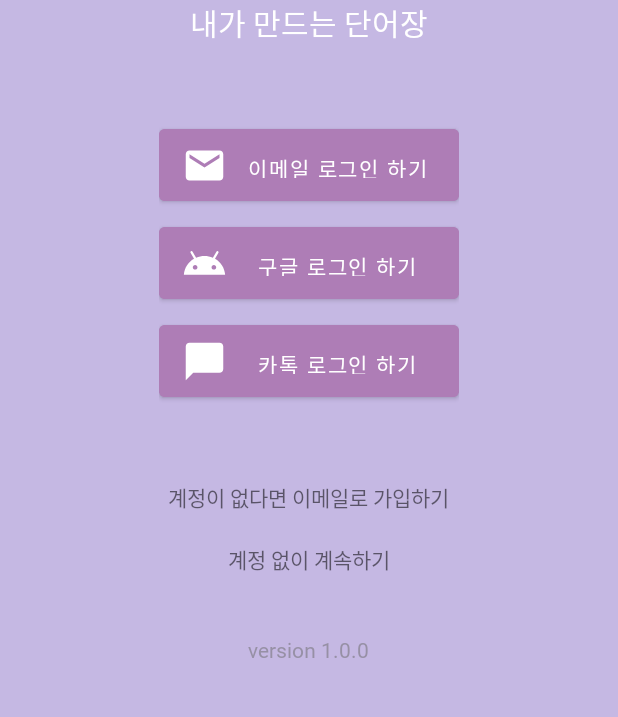
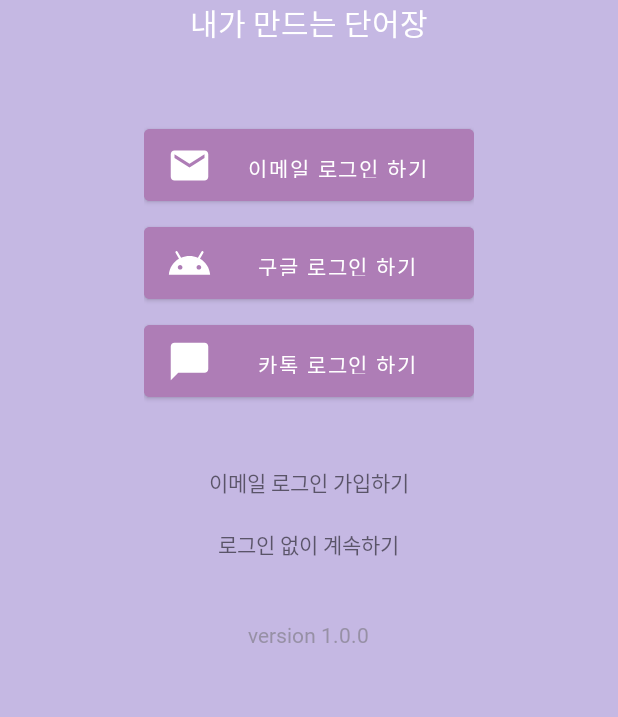
Before and after one commit to wndudwkd003/StarVoca, an Android app: the screen it shows after launch (LoginActivity), on a phone screen of 412 x 824 dp, the part 181-898 px from its top. Run offline under Robolectric (Android 15) with nearby library versions, the phone set to English and light mode, and no system bars.

Commit message:
ui update

```diff
--- a/app/src/main/java/com/zynar/starvoca/login/LoginActivity.java
+++ b/app/src/main/java/com/zynar/starvoca/login/LoginActivity.java
@@ -2,6 +2,7 @@ package com.zynar.starvoca.login;
 
 import androidx.appcompat.app.AppCompatActivity;
 
+import android.annotation.SuppressLint;
 import android.app.Activity;
 import android.content.Intent;
 import android.os.Bundle;
@@ -9,24 +10,24 @@ import android.view.View;
 import android.widget.Button;
 import android.widget.TextView;
 
+import com.zynar.starvoca.MainActivity;
 import com.zynar.starvoca.R;
 import com.zynar.starvoca.databinding.ActivityLoginBinding;
 
 public class LoginActivity extends AppCompatActivity {
 
-    private ActivityLoginBinding mBinding;
+    @SuppressLint("StaticFieldLeak")
     public static Activity loginActivity;
 
     @Override
     protected void onCreate(Bundle savedInstanceState) {
         super.onCreate(savedInstanceState);
         //setContentView(R.layout.activity_login);
-
-        mBinding = ActivityLoginBinding.inflate(getLayoutInflater());
+        ActivityLoginBinding mBinding = ActivityLoginBinding.inflate(getLayoutInflater());
         View view = mBinding.getRoot();
         setContentView(view);
 
-        loginActivity = (LoginActivity) LoginActivity.this;
+        loginActivity = LoginActivity.this;
 
         mBinding.btnLoginEmail.setOnClickListener(v -> {
             Intent intent = new Intent(LoginActivity.this, LoginEmailActivity.class);
@@ -38,5 +39,11 @@ public class LoginActivity extends AppCompatActivity {
             startActivity(intent);
         });
 
+        mBinding.tvNoLogin.setOnClickListener(v ->{
+            Intent intent = new Intent(LoginActivity.this, MainActivity.class);
+            startActivity(intent);
+            finish();
+        });
+
     }
 }
--- a/app/src/main/res/layout/activity_login.xml
+++ b/app/src/main/res/layout/activity_login.xml
@@ -11,7 +11,7 @@
         android:id="@+id/tv_title"
         android:layout_width="wrap_content"
         android:layout_height="wrap_content"
-        android:text="Star Voca"
+        android:text="@string/app_name_eng"
         android:gravity="center"
         app:layout_constraintTop_toTopOf="parent"
         app:layout_constraintStart_toStartOf="parent"
@@ -32,7 +32,8 @@
         app:layout_constraintStart_toStartOf="parent"
         app:layout_constraintEnd_toEndOf="parent"
         android:textSize="20sp"
-        android:textColor="@color/white"/>
+        android:textColor="@color/white"
+        tools:ignore="HardcodedText" />
 
     <LinearLayout
         android:gravity="center"
@@ -52,9 +53,9 @@
             android:backgroundTint="#AE7DB6"
             android:textColor="@color/white"
             android:padding="15dp"
-            android:layout_width="200dp"
+            android:layout_width="220dp"
             android:layout_height="wrap_content"
-            android:text="이메일 로그인 하기"
+            android:text="@string/login_email"
             android:elevation="10dp"
             app:drawableLeftCompat="@drawable/ic_baseline_email_24" />
 
@@ -67,9 +68,9 @@
             android:backgroundTint="#AE7DB6"
             android:textColor="@color/white"
             android:padding="15dp"
-            android:layout_width="200dp"
+            android:layout_width="220dp"
             android:layout_height="wrap_content"
-            android:text="구글 로그인 하기"
+            android:text="@string/login_google"
             android:elevation="10dp"
             app:drawableLeftCompat="@drawable/ic_baseline_android_24" />
 
@@ -82,9 +83,9 @@
             android:backgroundTint="#AE7DB6"
             android:textColor="@color/white"
             android:padding="15dp"
-            android:layout_width="200dp"
+            android:layout_width="220dp"
             android:layout_height="wrap_content"
-            android:text="카톡 로그인 하기"
+            android:text="@string/login_katalk"
             android:elevation="10dp"
             app:drawableLeftCompat="@drawable/ic_baseline_chat_bubble_24" />
 
@@ -94,17 +95,19 @@
             android:layout_gravity="center"
             android:layout_width="wrap_content"
             android:layout_height="wrap_content"
-            android:layout_marginTop="50dp"
+            android:layout_marginTop="40dp"
             android:fontFamily="@font/monoplex_medium"
-            android:text="계정이 없다면 이메일로 가입하기"/>
+            android:text="@string/regis_email"/>
+
         <TextView
+            android:id="@+id/tv_no_login"
             android:gravity="center"
             android:layout_gravity="center"
             android:layout_width="wrap_content"
             android:layout_height="wrap_content"
             android:layout_marginTop="20dp"
             android:fontFamily="@font/monoplex_medium"
-            android:text="계정 없이 계속하기"/>
+            android:text="@string/not_login"/>
 
         <TextView
             android:textColor="#836C6C6C"
@@ -114,7 +117,7 @@
             android:layout_height="wrap_content"
             android:layout_marginTop="40dp"
             android:fontFamily="@font/monoplex_medium"
-            android:text="version 1.0.0"/>
+            android:text="@string/ver"/>
 
 
     </LinearLayout>
--- a/app/src/main/res/layout/fragment_info.xml
+++ b/app/src/main/res/layout/fragment_info.xml
@@ -78,7 +78,7 @@
             android:background="#E4E4E4"/>
 
         <ListView
-            android:layout_marginTop="10dp"
+            android:layout_marginTop="5dp"
             android:listSelector="#00000000"
             android:divider="#00FFFFFF"
             android:dividerHeight="0dp"
--- a/app/src/main/res/layout/fragment_voca_main.xml
+++ b/app/src/main/res/layout/fragment_voca_main.xml
@@ -14,10 +14,10 @@
         android:layout_marginEnd="16dp"
         android:layout_marginBottom="25dp"
         android:backgroundTint="#955ADD"
-        app:backgroundTint="#00000000"
         app:fabCustomSize="55sp"
         app:maxImageSize="35sp"
-        android:src="@drawable/ic_add_voca" />
+        android:src="@drawable/ic_add_voca"
+        tools:ignore="ContentDescription" />
 
     <TextView
         android:visibility="gone"
@@ -29,6 +29,7 @@
         android:layout_gravity="center"/>
 
     <androidx.recyclerview.widget.RecyclerView
+        android:paddingHorizontal="7dp"
         android:id="@+id/rv_voca"
         android:layout_width="match_parent"
         android:layout_height="match_parent"
--- a/app/src/main/res/layout/fragment_words_main.xml
+++ b/app/src/main/res/layout/fragment_words_main.xml
@@ -19,7 +19,8 @@
         app:backgroundTint="#00000000"
         app:fabCustomSize="55sp"
         app:maxImageSize="20sp"
-        android:src="@drawable/ic_add_words" />
+        android:src="@drawable/ic_add_words"
+        tools:ignore="ContentDescription" />
 
     <TextView
         android:visibility="gone"
@@ -31,6 +32,7 @@
         android:layout_gravity="center"/>
 
     <androidx.recyclerview.widget.RecyclerView
+        android:paddingHorizontal="7dp"
         android:id="@+id/rv_words"
         android:layout_width="match_parent"
         android:layout_height="match_parent"
--- a/app/src/main/res/values/strings.xml
+++ b/app/src/main/res/values/strings.xml
@@ -1,5 +1,6 @@
 <resources>
     <string name="app_name">스타 보카</string>
+    <string name="app_name_eng">Star Voca</string>
     <!-- TODO: Remove or change this placeholder text -->
     <string name="hello_blank_fragment">Hello blank fragment</string>
     <string name="main_menu_voca">단어장</string>
@@ -60,4 +61,16 @@
     <string name="complete_login">로그인에 성공했습니다.</string>
     <string name="fail_login">로그인에 성공했습니다.</string>
     <string name="fail_login_v_email">이메일 인증을 완료해주세요.</string>
+    <string name="tv_forgot_pw">비밀번호 찾기</string>
+    <string name="login_email">이메일 로그인 하기</string>
+    <string name="login_google">구글 로그인 하기</string>
+    <string name="login_katalk">카톡 로그인 하기</string>
+    <string name="regis_email">이메일 로그인 가입하기</string>
+    <string name="not_login">로그인 없이 계속하기</string>
+    <string name="ver">version 1.0.0</string>
+    <string name="email">이메일</string>
+    <string name="pw">패스워드</string>
+    <string name="save_email">이메일 저장</string>
+    <string name="auto_login">자동 로그인</string>
+    <string name="login">로그인</string>
 </resources>
```
Also changed, not shown: app/src/main/java/com/zynar/starvoca/login/UserAccount.java (+6 -1 lines), app/src/main/res/layout/activity_login_email.xml (+22 -9 lines).
